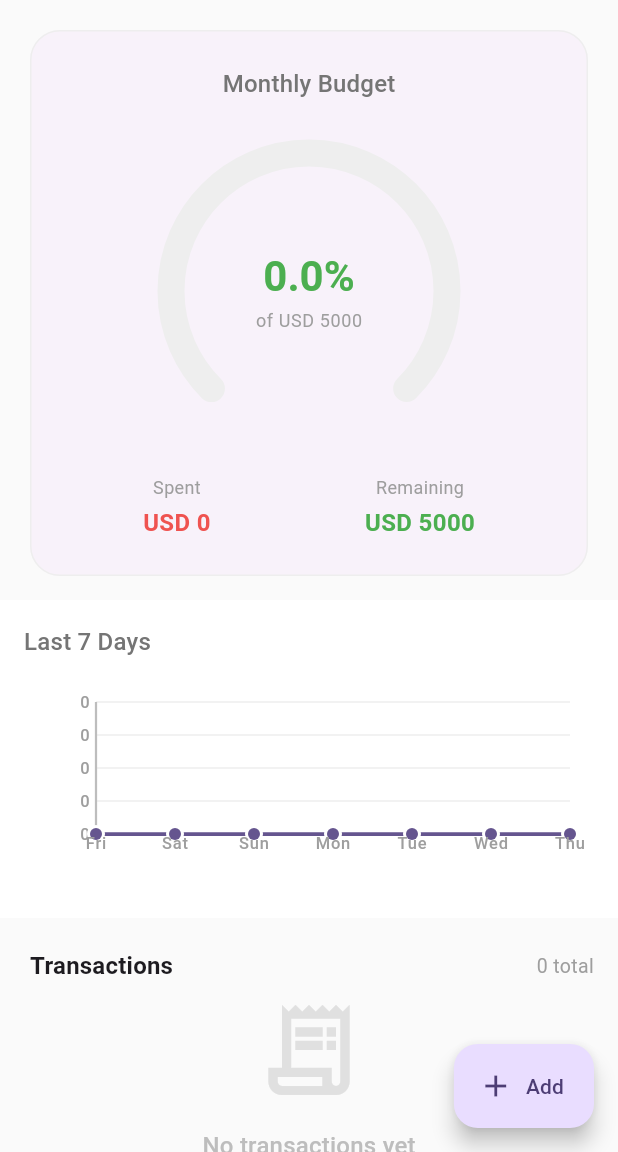
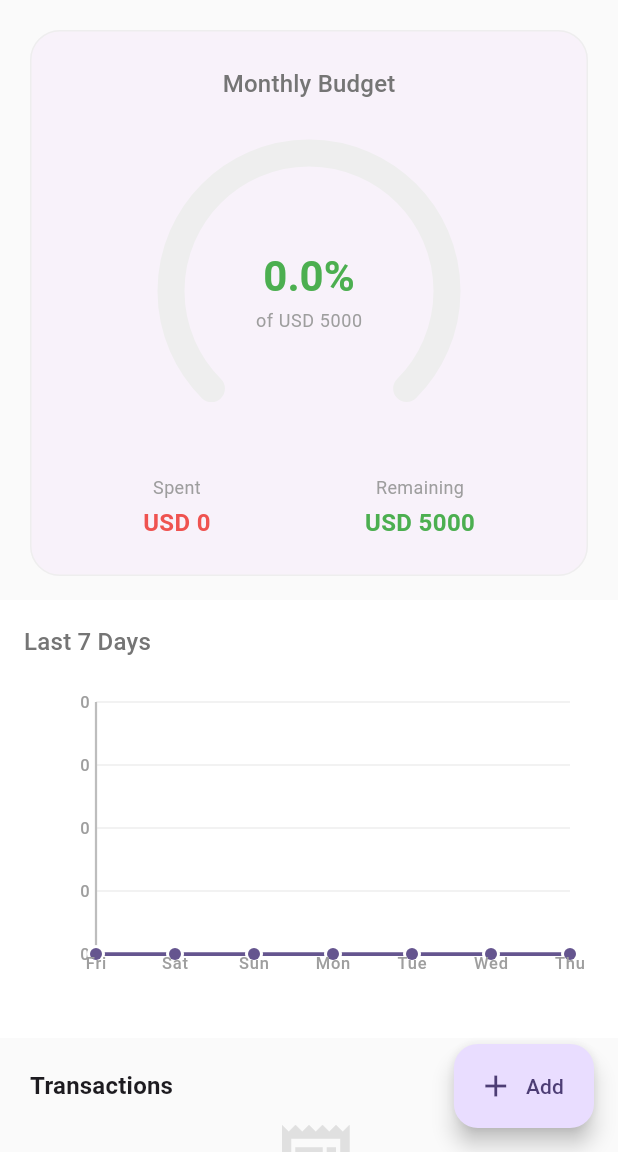
Before and after one commit to mrswapon/SpendArc_Taghyeer_Task, a Flutter app: the screen it shows after launch, on a phone screen of 412 x 824 dp, the part 84-1236 px from its top. Run offline on Flutter 3.47's test engine with Material 3 defaults, Android fonts, the phone set to English and light mode, and no system bars; our stand-ins replace connectivity_plus, dartz, equatable, flutter_bloc, get_it, hive_flutter; accounts and stored records are empty.

Commit message:
Linner Card Adjustment Done

```diff
--- a/lib/features/transactions/presentation/pages/home_page.dart
+++ b/lib/features/transactions/presentation/pages/home_page.dart
@@ -164,14 +164,12 @@ class _SummaryHeader extends StatelessWidget {
 
     final now = DateTime.now();
     final labels = List.generate(
-        7,
-        (i) => DateFormat('E')
-            .format(now.subtract(Duration(days: 6 - i))));
+        7, (i) => DateFormat('E').format(now.subtract(Duration(days: 6 - i))));
 
     return Column(
       crossAxisAlignment: CrossAxisAlignment.start,
       children: [
-        // Arc meter card.
+        //============================>  Arc Meter Card. <========================
         Padding(
           padding: const EdgeInsets.fromLTRB(16, 16, 16, 0),
           child: Card(
@@ -219,7 +217,7 @@ class _SummaryHeader extends StatelessWidget {
           ),
         ),
 
-        // Line chart — full screen width, no card margin.
+        //============================>  Line Chart (Full Width). <========================
         Container(
           width: double.infinity,
           color: Colors.white,
@@ -237,7 +235,7 @@ class _SummaryHeader extends StatelessWidget {
               ),
               const SizedBox(height: 12),
               SizedBox(
-                height: 140,
+                height: 220,
                 width: double.infinity,
                 child: LineChartWidget(data: chartData, labels: labels),
               ),
@@ -245,7 +243,7 @@ class _SummaryHeader extends StatelessWidget {
           ),
         ),
 
-        // Section header.
+        //============================>  Section Header. <========================
         Padding(
           padding: const EdgeInsets.fromLTRB(20, 20, 16, 8),
           child: Row(
@@ -260,8 +258,7 @@ class _SummaryHeader extends StatelessWidget {
               const Spacer(),
               Text(
                 '$transactionCount total',
-                style: TextStyle(
-                    color: Colors.grey.shade500, fontSize: 13),
+                style: TextStyle(color: Colors.grey.shade500, fontSize: 13),
               ),
             ],
           ),
@@ -284,14 +281,11 @@ class _StatChip extends StatelessWidget {
     return Column(
       children: [
         Text(label,
-            style:
-                TextStyle(color: Colors.grey.shade500, fontSize: 12)),
+            style: TextStyle(color: Colors.grey.shade500, fontSize: 12)),
         const SizedBox(height: 4),
         Text(value,
             style: TextStyle(
-                fontWeight: FontWeight.bold,
-                fontSize: 16,
-                color: color)),
+                fontWeight: FontWeight.bold, fontSize: 16, color: color)),
       ],
     );
   }
--- a/lib/features/transactions/presentation/widgets/arc_meter_widget.dart
+++ b/lib/features/transactions/presentation/widgets/arc_meter_widget.dart
@@ -131,7 +131,7 @@ class _ArcMeterPainter extends CustomPainter {
 
     final rect = Rect.fromCircle(center: center, radius: radius);
 
-    // Track arc.
+    //============================>  Track Arc. <========================
     final trackPaint = Paint()
       ..color = trackColor
       ..style = PaintingStyle.stroke
@@ -139,7 +139,7 @@ class _ArcMeterPainter extends CustomPainter {
       ..strokeCap = StrokeCap.round;
     canvas.drawArc(rect, _startAngle, _sweepMax, false, trackPaint);
 
-    // Progress arc.
+    //============================>  Progress Arc. <========================
     if (percentage > 0) {
       final progressPaint = Paint()
         ..color = _progressColor
```
Lines whose indentation alone changed are shown as unchanged.
